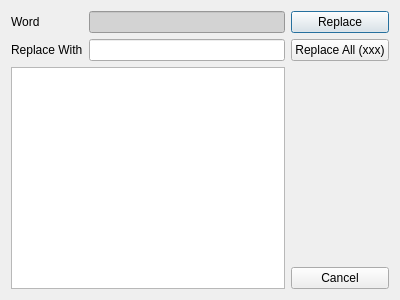
CJCombrink/SpellChecker-Plugin, file src/suggestionsdialog.ui: the form before one commit.
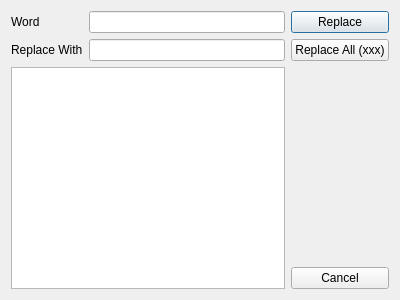
The form after the commit.

Commit message:
Fix dark style contrast issues
Closes #77

Diff of the .ui file:
```diff
--- a/src/suggestionsdialog.ui
+++ b/src/suggestionsdialog.ui
@@ -19,9 +19,6 @@
   <layout class="QGridLayout" name="gridLayout">
    <item row="0" column="1">
     <widget class="QLineEdit" name="lineEditWord">
-     <property name="styleSheet">
-      <string notr="true">background: lightgrey</string>
-     </property>
      <property name="readOnly">
       <bool>true</bool>
      </property>
```
The commit also changes 2 other files.
